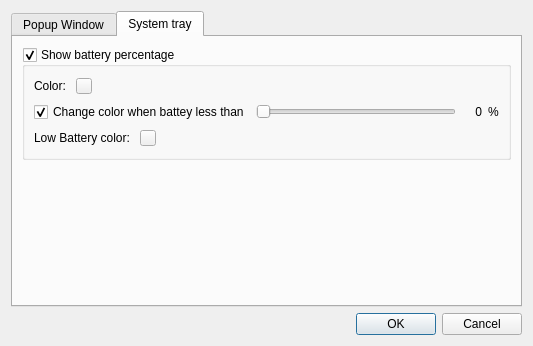
This is ui/settingwindow.ui in fhill122/brightnessSlider as Qt 5 draws it before an edit. The edited form follows.
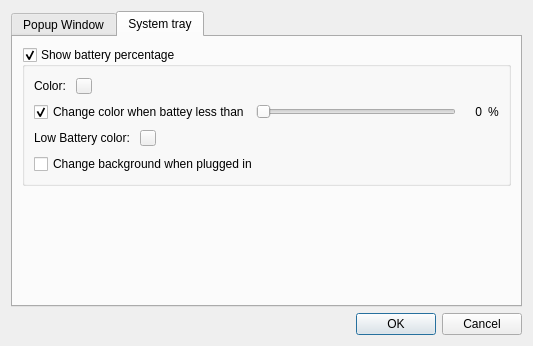
This is the edited form.

Commit message: Option to disable charging background

Diff of the .ui file:
```diff
--- a/ui/settingwindow.ui
+++ b/ui/settingwindow.ui
@@ -6,7 +6,7 @@
    <rect>
     <x>0</x>
     <y>0</y>
-    <width>487</width>
+    <width>520</width>
     <height>346</height>
    </rect>
   </property>
@@ -415,6 +415,17 @@
             </item>
            </layout>
           </item>
+          <item>
+           <layout class="QHBoxLayout" name="horizontalLayout">
+            <item>
+             <widget class="QCheckBox" name="cb_pluggedInBackground">
+              <property name="text">
+               <string>Change background when plugged in</string>
+              </property>
+             </widget>
+            </item>
+           </layout>
+          </item>
          </layout>
         </widget>
        </item>
```
The commit also changes 5 other files.
